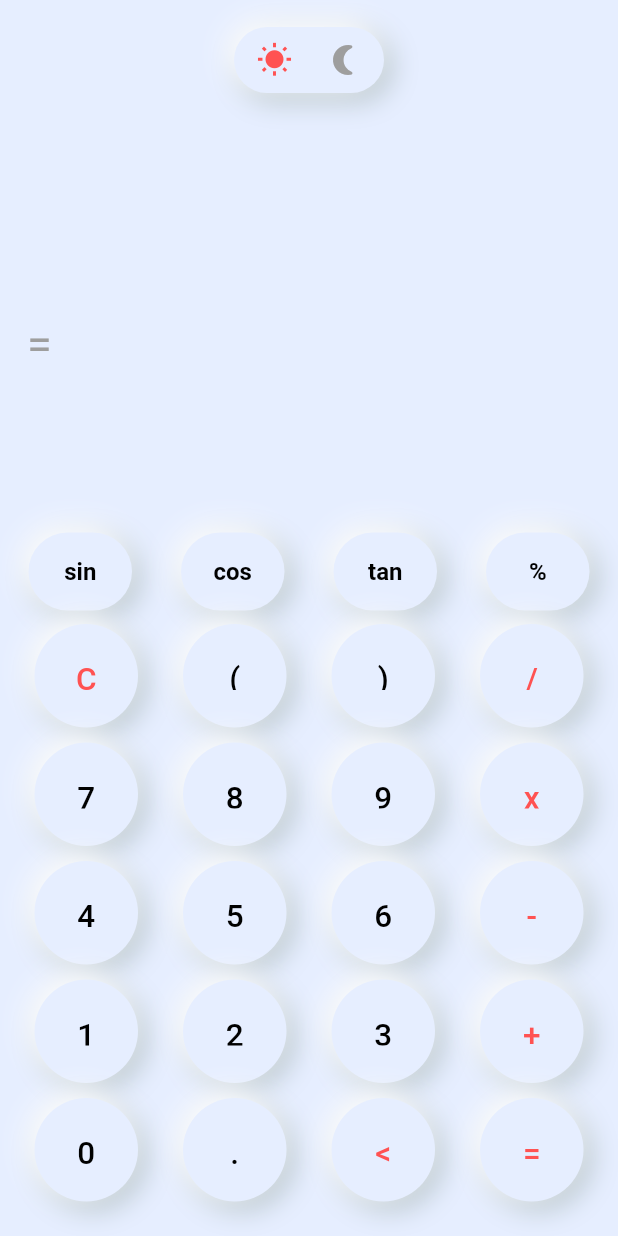
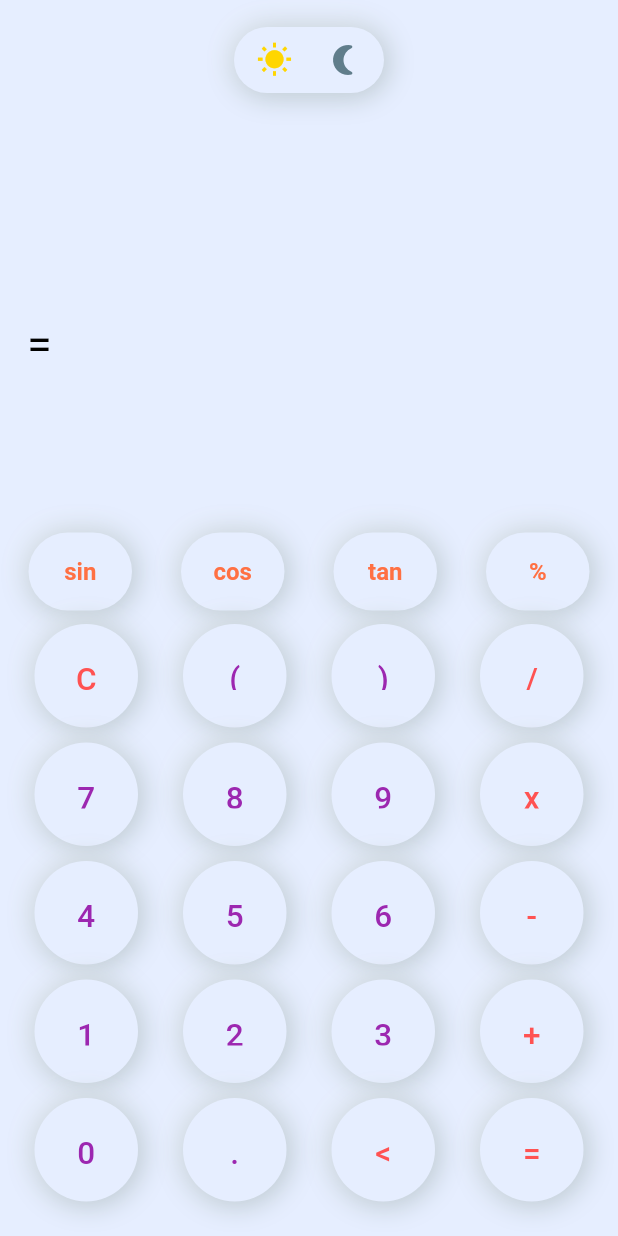
Before and after one commit to IP80808080/Calculator-APP, a Flutter app: the screen it shows after launch, on a phone screen of 412 x 824 dp. Run offline on Flutter 3.47's test engine with Material 2 defaults, Android fonts, the phone set to English and light mode, and no system bars; our stand-ins replace math_expressions.

Commit message:
All Done the only thing left is trigonometric functions.

```diff
--- a/lib/main.dart
+++ b/lib/main.dart
@@ -16,7 +16,7 @@ class MyApp extends StatelessWidget {
   }
 }
 
-const Color colorDark = Color(0xFF374352);
+const Color colorDark = Color(0xFF212121);
 const Color colorLight = Color(0xFFe6eeff);
 
 class CalculatorNeuApp extends StatefulWidget {
@@ -94,7 +94,9 @@ class _CalculatorNeuAppState extends State<CalculatorNeuApp> {
                         style: TextStyle(
                             fontSize: 50,
                             fontWeight: FontWeight.bold,
-                            color: darkMode ? Colors.white : Colors.red),
+                            color: darkMode
+                                ? Color(0xffF5F5F5)
+                                : Color(0xff212121)),
                       ),
                     ),
                     SizedBox(
@@ -107,13 +109,15 @@ class _CalculatorNeuAppState extends State<CalculatorNeuApp> {
                           '=',
                           style: TextStyle(
                               fontSize: 30,
-                              color: darkMode ? Colors.green : Colors.grey),
+                              color: darkMode ? Colors.green : Colors.black),
                         ),
                         Text(
                           output,
                           style: TextStyle(
                               fontSize: outputSize,
-                              color: darkMode ? Colors.green : Colors.grey),
+                              color: darkMode
+                                  ? Color(0xffFF9800)
+                                  : Color(0xff388E3C)),
                         )
                       ],
                     ),
@@ -229,8 +233,8 @@ class _CalculatorNeuAppState extends State<CalculatorNeuApp> {
                             color: textColor != null
                                 ? textColor
                                 : darkMode
-                                    ? Colors.white
-                                    : Colors.black,
+                                    ? Color(0xffBDBDBD)
+                                    : Color(0xff9C27B0),
                             fontSize: 21),
                       )
                     : Icon(
@@ -260,7 +264,7 @@ class _CalculatorNeuAppState extends State<CalculatorNeuApp> {
               child: Text(
                 '$title',
                 style: TextStyle(
-                    color: darkMode ? Colors.white : Colors.black,
+                    color: darkMode ? Color(0xffFFB74D) : Color(0xffFF7043),
                     fontSize: 16,
                     fontWeight: FontWeight.bold),
               ),
@@ -288,11 +292,11 @@ class _CalculatorNeuAppState extends State<CalculatorNeuApp> {
             Row(mainAxisAlignment: MainAxisAlignment.spaceBetween, children: [
           Icon(
             Icons.wb_sunny,
-            color: darkMode ? Colors.grey : Colors.redAccent,
+            color: darkMode ? Color(0xffFFA000) : Color(0xffFFD600),
           ),
           Icon(
             Icons.nightlight_round,
-            color: darkMode ? Colors.green : Colors.grey,
+            color: darkMode ? Color(0xffFFFFFF) : Color(0xff607D8B),
           ),
         ]),
       ),
@@ -348,14 +352,15 @@ class _NeuContainerState extends State<NeuContainer> {
                     BoxShadow(
                       color:
                           darkMode ? Colors.black54 : Colors.blueGrey.shade200,
-                      offset: Offset(4.0, 4.0),
+                      offset: Offset(1.0, 1.0),
                       blurRadius: 15.0,
                       spreadRadius: 1.0,
                     ),
                     BoxShadow(
-                        color:
-                            darkMode ? Colors.blueGrey.shade700 : Colors.white,
-                        offset: Offset(-4.0, -4.0),
+                        color: darkMode
+                            ? Colors.blueGrey.shade700
+                            : Colors.white30,
+                        offset: Offset(-3.5, -3.5),
                         blurRadius: 15.0,
                         spreadRadius: 1.0)
                   ]),
```
